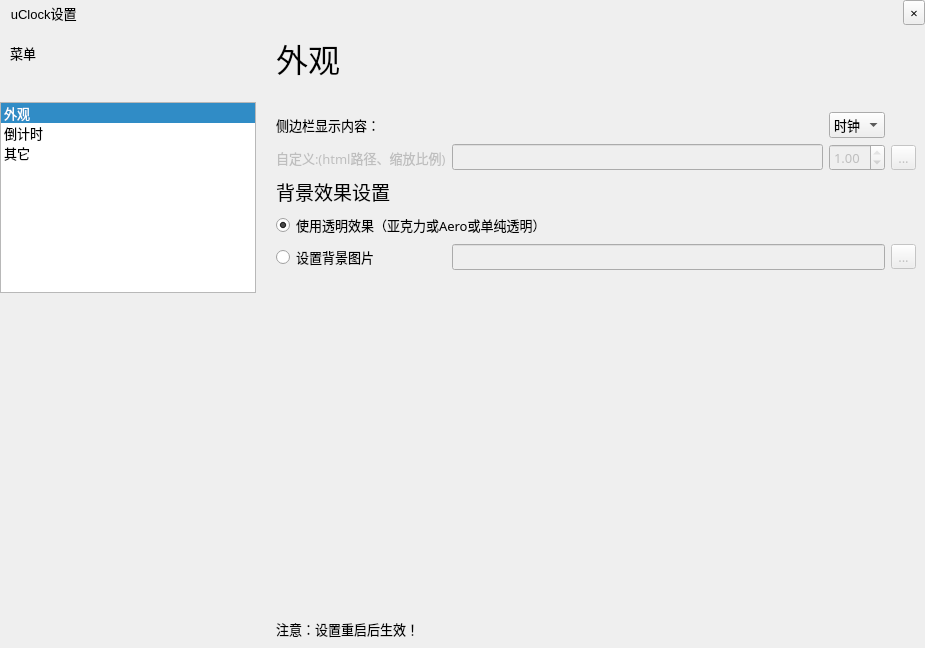
Above: setting.ui from LYXOfficial/uClock before the change. Below: the same form after it.
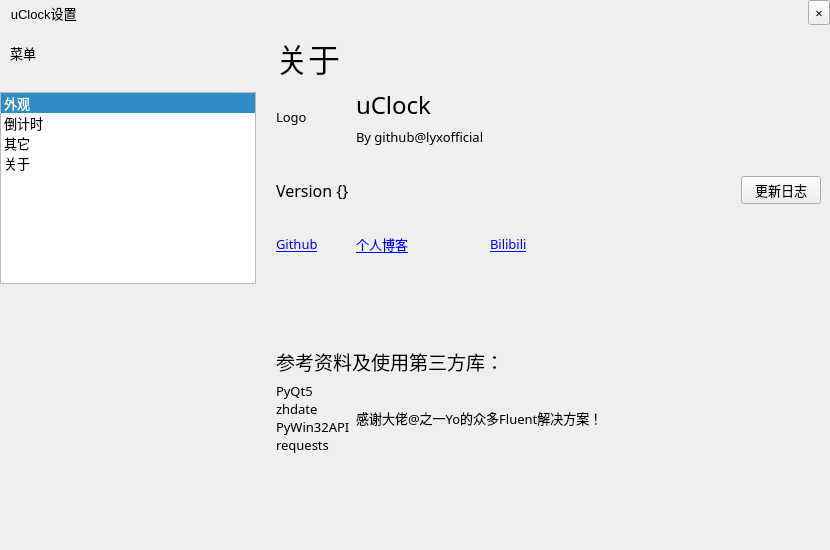
That is the form after the change. The open tabs and pages were chosen to show the change. Icons and pictures are not drawn. Custom widgets are drawn as their Qt base class.

Commit message: 修复switchButton bug与无箭头bug

```diff
--- a/setting.ui
+++ b/setting.ui
@@ -6,8 +6,8 @@
    <rect>
     <x>0</x>
     <y>0</y>
-    <width>925</width>
-    <height>648</height>
+    <width>830</width>
+    <height>550</height>
    </rect>
   </property>
   <property name="font">
@@ -82,7 +82,7 @@
    <item row="5" column="0" rowspan="3">
     <widget class="QListWidget" name="menu">
      <property name="sizePolicy">
-      <sizepolicy hsizetype="Maximum" vsizetype="Expanding">
+      <sizepolicy hsizetype="Maximum" vsizetype="Fixed">
        <horstretch>0</horstretch>
        <verstretch>0</verstretch>
       </sizepolicy>
@@ -116,6 +116,19 @@
       <property name="text">
        <string>其它</string>
       </property>
+      <property name="icon">
+       <iconset>
+        <normaloff>effects/pics/other.png</normaloff>effects/pics/other.png</iconset>
+      </property>
+     </item>
+     <item>
+      <property name="text">
+       <string>关于</string>
+      </property>
+      <property name="icon">
+       <iconset>
+        <normaloff>effects/pics/about.png</normaloff>effects/pics/about.png</iconset>
+      </property>
      </item>
     </widget>
    </item>
@@ -609,40 +622,6 @@
          </property>
         </widget>
        </item>
-       <item row="9" column="0" colspan="3">
-        <widget class="QPushButton" name="pushButton">
-         <property name="text">
-          <string>捐助作者！</string>
-         </property>
-        </widget>
-       </item>
-       <item row="8" column="0" colspan="2">
-        <widget class="QPushButton" name="pushButton_2">
-         <property name="text">
-          <string>关于软件</string>
-         </property>
-        </widget>
-       </item>
-       <item row="8" column="2">
-        <widget class="QPushButton" name="pushButton_3">
-         <property name="text">
-          <string>更新日志</string>
-         </property>
-        </widget>
-       </item>
-       <item row="6" column="2">
-        <spacer name="verticalSpacer_3">
-         <property name="orientation">
-          <enum>Qt::Vertical</enum>
-         </property>
-         <property name="sizeHint" stdset="0">
-          <size>
-           <width>255</width>
-           <height>139</height>
-          </size>
-         </property>
-        </spacer>
-       </item>
        <item row="2" column="0">
         <widget class="SwitchButton" name="checkBox_2">
          <property name="text">
@@ -657,6 +636,211 @@
          </property>
         </widget>
        </item>
+       <item row="0" column="0">
+        <widget class="QLabel" name="label_8">
+         <property name="font">
+          <font>
+           <family>萍方粗</family>
+           <pointsize>24</pointsize>
+          </font>
+         </property>
+         <property name="text">
+          <string>其它</string>
+         </property>
+        </widget>
+       </item>
+       <item row="6" column="0" colspan="2">
+        <spacer name="verticalSpacer_3">
+         <property name="orientation">
+          <enum>Qt::Vertical</enum>
+         </property>
+         <property name="sizeHint" stdset="0">
+          <size>
+           <width>255</width>
+           <height>139</height>
+          </size>
+         </property>
+        </spacer>
+       </item>
+      </layout>
+     </widget>
+     <widget class="QWidget" name="page_6">
+      <layout class="QGridLayout" name="gridLayout_6">
+       <property name="leftMargin">
+        <number>20</number>
+       </property>
+       <item row="9" column="0">
+        <widget class="QLabel" name="label_28">
+         <property name="text">
+          <string>PyQt5
+zhdate
+PyWin32API
+requests</string>
+         </property>
+        </widget>
+       </item>
+       <item row="3" column="0">
+        <widget class="QLabel" name="label_21">
+         <property name="text">
+          <string/>
+         </property>
+        </widget>
+       </item>
+       <item row="9" column="1" colspan="3">
+        <widget class="QLabel" name="label_29">
+         <property name="text">
+          <string>感谢大佬@之一Yo的众多Fluent解决方案！</string>
+         </property>
+        </widget>
+       </item>
+       <item row="1" column="3">
+        <spacer name="horizontalSpacer_2">
+         <property name="orientation">
+          <enum>Qt::Horizontal</enum>
+         </property>
+         <property name="sizeHint" stdset="0">
+          <size>
+           <width>40</width>
+           <height>20</height>
+          </size>
+         </property>
+        </spacer>
+       </item>
+       <item row="0" column="0">
+        <widget class="QLabel" name="label_17">
+         <property name="font">
+          <font>
+           <family>萍方粗</family>
+           <pointsize>24</pointsize>
+          </font>
+         </property>
+         <property name="text">
+          <string>关于</string>
+         </property>
+        </widget>
+       </item>
+       <item row="8" column="0" colspan="3">
+        <widget class="QLabel" name="label_27">
+         <property name="font">
+          <font>
+           <pointsize>14</pointsize>
+          </font>
+         </property>
+         <property name="text">
+          <string>参考资料及使用第三方库：</string>
+         </property>
+        </widget>
+       </item>
+       <item row="1" column="1">
+        <widget class="QLabel" name="label_19">
+         <property name="font">
+          <font>
+           <family>萍方粗</family>
+           <pointsize>18</pointsize>
+          </font>
+         </property>
+         <property name="text">
+          <string>uClock</string>
+         </property>
+        </widget>
+       </item>
+       <item row="6" column="0">
+        <widget class="QLabel" name="label_24">
+         <property name="text">
+          <string>&lt;a href=&quot;https://github.com/lyxofficial&quot;&gt;Github&lt;/a href&gt;</string>
+         </property>
+         <property name="openExternalLinks">
+          <bool>true</bool>
+         </property>
+        </widget>
+       </item>
+       <item row="5" column="0">
+        <widget class="QLabel" name="label_23">
+         <property name="text">
+          <string/>
+         </property>
+        </widget>
+       </item>
+       <item row="4" column="0">
+        <widget class="QLabel" name="label_22">
+         <property name="font">
+          <font>
+           <family>萍方粗</family>
+           <pointsize>12</pointsize>
+          </font>
+         </property>
+         <property name="text">
+          <string>Version {}</string>
+         </property>
+        </widget>
+       </item>
+       <item row="4" column="4">
+        <widget class="QPushButton" name="pushButton">
+         <property name="text">
+          <string>更新日志</string>
+         </property>
+        </widget>
+       </item>
+       <item row="6" column="2">
+        <widget class="QLabel" name="label_26">
+         <property name="text">
+          <string>&lt;a href=&quot;https://space.bilibili.com/369280472&quot;&gt;Bilibili&lt;/a href&gt;</string>
+         </property>
+         <property name="openExternalLinks">
+          <bool>true</bool>
+         </property>
+        </widget>
+       </item>
+       <item row="6" column="1">
+        <widget class="QLabel" name="label_25">
+         <property name="text">
+          <string>&lt;a href=&quot;https://lyxofficial.github.io&quot;&gt;个人博客&lt;/a href&gt;</string>
+         </property>
+         <property name="openExternalLinks">
+          <bool>true</bool>
+         </property>
+        </widget>
+       </item>
+       <item row="2" column="1">
+        <widget class="QLabel" name="label_20">
+         <property name="text">
+          <string>By github@lyxofficial</string>
+         </property>
+        </widget>
+       </item>
+       <item row="1" column="0" rowspan="2">
+        <widget class="QLabel" name="label_18">
+         <property name="text">
+          <string>Logo</string>
+         </property>
+        </widget>
+       </item>
+       <item row="7" column="0" colspan="4">
+        <spacer name="verticalSpacer_10">
+         <property name="orientation">
+          <enum>Qt::Vertical</enum>
+         </property>
+         <property name="sizeHint" stdset="0">
+          <size>
+           <width>20</width>
+           <height>40</height>
+          </size>
+         </property>
+        </spacer>
+       </item>
+       <item row="10" column="1">
+        <spacer name="verticalSpacer_11">
+         <property name="orientation">
+          <enum>Qt::Vertical</enum>
+         </property>
+         <property name="sizeHint" stdset="0">
+          <size>
+           <width>20</width>
+           <height>40</height>
+          </size>
+         </property>
+        </spacer>
+       </item>
       </layout>
      </widget>
     </widget>
```
Left out of the diff: 179 changed lines with no effect on the pictures. The commit also changes 15 other files.
